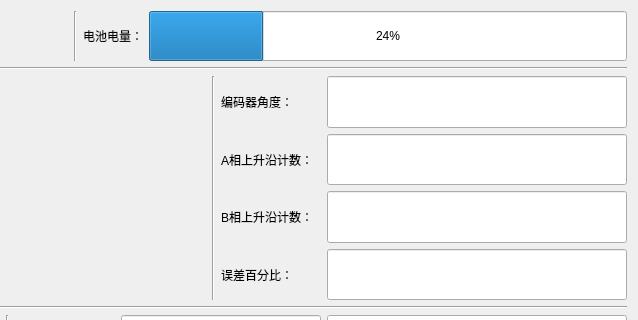
Old version of the form ui_show/showwin_angleencoder.ui in the repository Dirck-YHP/Proj_sensor_detect; both pictures show x 638 to 1276 and y 0 to 320 of the 1276 by 794 pixel window.
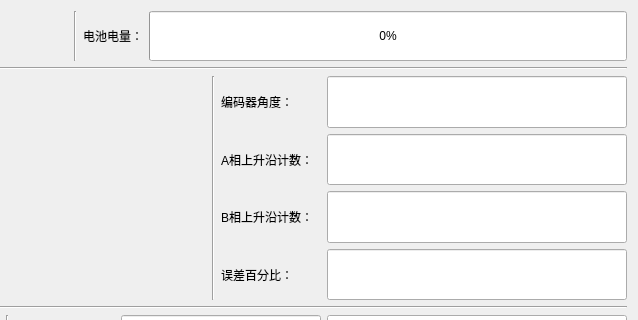
New version of the form. Custom widgets are drawn as their Qt base class.

What changed in the file:
```diff
--- a/ui_show/showwin_angleencoder.ui
+++ b/ui_show/showwin_angleencoder.ui
@@ -80,7 +80,7 @@
             </size>
            </property>
            <property name="value">
-            <number>24</number>
+            <number>0</number>
            </property>
           </widget>
          </item>
```
